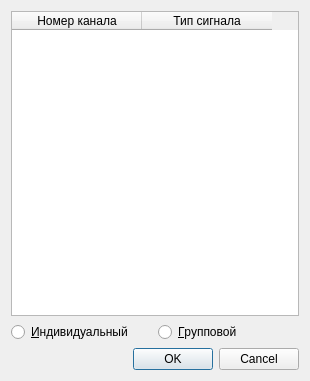
Old version of the form tableformodule.ui in the repository morsmordre-btch/configurator.
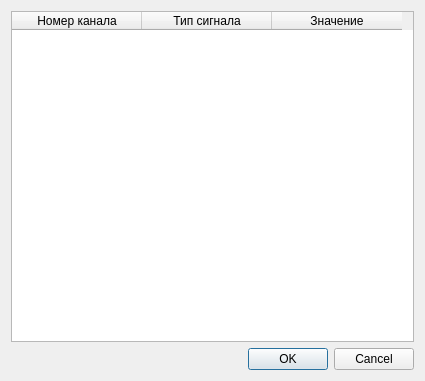
New version of the form.

```diff
--- a/tableformodule.ui
+++ b/tableformodule.ui
@@ -6,19 +6,19 @@
    <rect>
     <x>0</x>
     <y>0</y>
-    <width>310</width>
+    <width>425</width>
     <height>381</height>
    </rect>
   </property>
   <property name="minimumSize">
    <size>
-    <width>310</width>
+    <width>425</width>
     <height>0</height>
    </size>
   </property>
   <property name="maximumSize">
    <size>
-    <width>310</width>
+    <width>425</width>
     <height>16777215</height>
    </size>
   </property>
@@ -43,25 +43,16 @@
          <string>Тип сигнала</string>
         </property>
        </column>
+       <column>
+        <property name="text">
+         <string>Значение</string>
+        </property>
+       </column>
       </widget>
      </item>
     </layout>
    </item>
-   <item row="1" column="0">
-    <widget class="QRadioButton" name="radioButton">
-     <property name="text">
-      <string>&amp;Индивидуальный</string>
-     </property>
-    </widget>
-   </item>
-   <item row="1" column="1">
-    <widget class="QRadioButton" name="radioButton_2">
-     <property name="text">
-      <string>&amp;Групповой</string>
-     </property>
-    </widget>
-   </item>
-   <item row="2" column="0" colspan="2">
+   <item row="1" column="0" colspan="2">
     <widget class="QDialogButtonBox" name="buttonBox">
      <property name="standardButtons">
       <set>QDialogButtonBox::Cancel|QDialogButtonBox::Ok</set>
```
